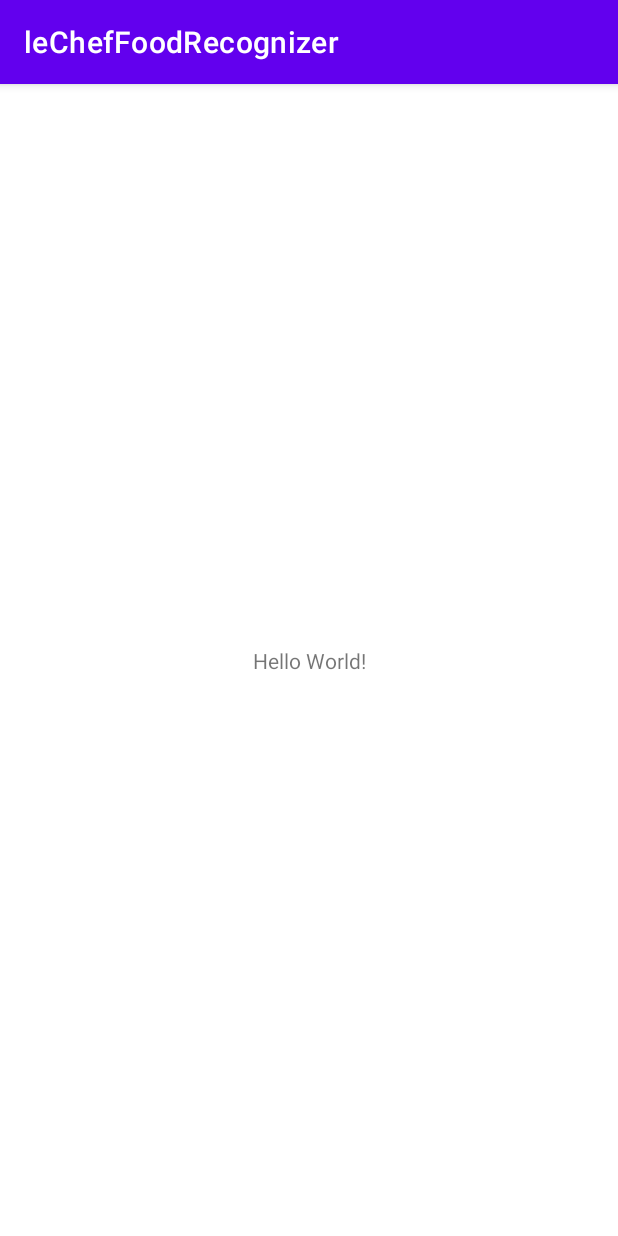
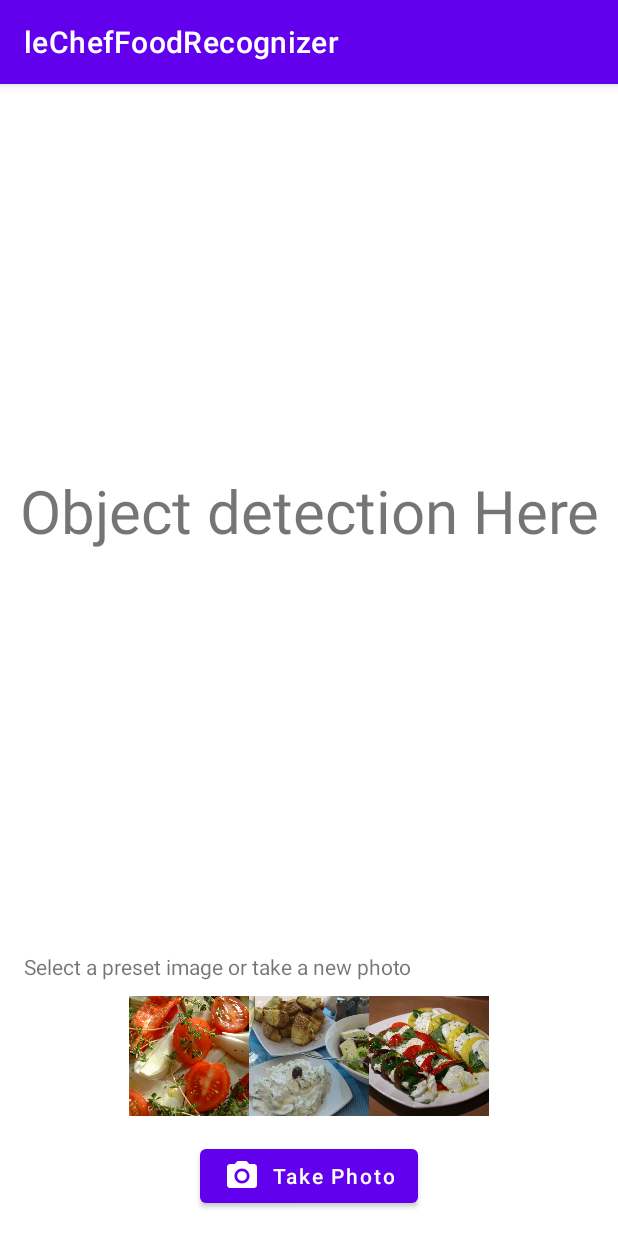
Before and after one commit to zaratr/le_chef, an Android app: the screen it shows after launch (MainActivity), on a phone screen of 412 x 824 dp. Run offline under Robolectric (Android 15) with nearby library versions, the phone set to English and light mode, and no system bars.

Commit message:
init for python and java version

```diff
--- a/java_version/app/build.gradle
+++ b/java_version/app/build.gradle
@@ -36,4 +36,9 @@ dependencies {
     testImplementation 'junit:junit:4.13.2'
     androidTestImplementation 'androidx.test.ext:junit:1.1.5'
     androidTestImplementation 'androidx.test.espresso:espresso-core:3.5.1'
+
+    //implementation 'androidx.exifinterface:exifinterface:1.3.5'
+    //implementation 'org.tensorflow:tensorflow-lite-task-vision:0.3.1'
+    //implementation 'org.tensorflow:tensorflow-lite:2.5.0'
+
 }
--- a/java_version/app/src/main/AndroidManifest.xml
+++ b/java_version/app/src/main/AndroidManifest.xml
@@ -1,6 +1,11 @@
 <?xml version="1.0" encoding="utf-8"?>
 <manifest xmlns:android="http://schemas.android.com/apk/res/android"
     xmlns:tools="http://schemas.android.com/tools">
+    <queries>
+        <intent>
+            <action android:name="android.media.action.IMAGE_CAPTURE"/>
+        </intent>
+    </queries>
 
     <application
         android:allowBackup="true"
@@ -25,6 +30,16 @@
                 android:name="android.app.lib_name"
                 android:value="" />
         </activity>
+
+        <provider
+            android:name="androidx.core.content.FileProvider"
+            android:authorities="com.le_chef.foodrecognizer.fileprovider"
+            android:exported="false"
+            android:grantUriPermissions="true">
+            <meta-data
+                android:name="android.support.FILE_PROVIDER_PATHS"
+                android:resource="@xml/file_paths"/>
+        </provider>
     </application>
 
 </manifest>
--- a/java_version/app/src/main/java/com/le_chef/foodrecognizer/MainActivity.java
+++ b/java_version/app/src/main/java/com/le_chef/foodrecognizer/MainActivity.java
@@ -1,8 +1,8 @@
 package com.le_chef.foodrecognizer;
 
+import android.os.Bundle;
 import androidx.appcompat.app.AppCompatActivity;
 
-import android.os.Bundle;
 
 public class MainActivity extends AppCompatActivity {
 
@@ -10,5 +10,8 @@ public class MainActivity extends AppCompatActivity {
     protected void onCreate(Bundle savedInstanceState) {
         super.onCreate(savedInstanceState);
         setContentView(R.layout.activity_main);
+
     }
+
+
 }
--- /dev/null
+++ b/java_version/app/src/main/res/drawable-v24/ic_camera.xml
@@ -0,0 +1,6 @@
+<vector android:height="24dp" android:tint="#FFFFFF"
+    android:viewportHeight="24.0" android:viewportWidth="24.0"
+    android:width="24dp" xmlns:android="http://schemas.android.com/apk/res/android">
+    <path android:fillColor="#FF000000" android:pathData="M12,12m-3.2,0a3.2,3.2 0,1 1,6.4 0a3.2,3.2 0,1 1,-6.4 0"/>
+    <path android:fillColor="#FF000000" android:pathData="M9,2L7.17,4L4,4c-1.1,0 -2,0.9 -2,2v12c0,1.1 0.9,2 2,2h16c1.1,0 2,-0.9 2,-2L22,6c0,-1.1 -0.9,-2 -2,-2h-3.17L15,2L9,2zM12,17c-2.76,0 -5,-2.24 -5,-5s2.24,-5 5,-5 5,2.24 5,5 -2.24,5 -5,5z"/>
+</vector>
--- a/java_version/app/src/main/res/layout/activity_main.xml
+++ b/java_version/app/src/main/res/layout/activity_main.xml
@@ -1,18 +1,84 @@
 <?xml version="1.0" encoding="utf-8"?>
-<androidx.constraintlayout.widget.ConstraintLayout xmlns:android="http://schemas.android.com/apk/res/android"
-    xmlns:app="http://schemas.android.com/apk/res-auto"
+<RelativeLayout xmlns:android="http://schemas.android.com/apk/res/android"
     xmlns:tools="http://schemas.android.com/tools"
     android:layout_width="match_parent"
     android:layout_height="match_parent"
-    tools:context=".MainActivity">
+    android:orientation="vertical"
+    tools:context="com.le_chef.foodrecognizer.MainActivity">
+
+    <FrameLayout
+        android:layout_width="match_parent"
+        android:layout_height="match_parent"
+        android:layout_above="@+id/tvDescription">
+        <TextView
+            android:id="@+id/tvPlaceholder"
+            android:layout_width="match_parent"
+            android:layout_height="wrap_content"
+            android:layout_gravity="center"
+            android:text="@string/tv_placeholder"
+            android:textAlignment="center"
+            android:textSize="40sp"/>
+        <ImageView
+            android:id="@+id/imageView"
+            android:layout_width="match_parent"
+            android:layout_height="match_parent"
+            android:adjustViewBounds="true"
+            android:contentDescription="@null"
+            android:scaleType="fitCenter"/>
+    </FrameLayout>
 
     <TextView
+        android:id="@+id/tvDescription"
+        android:layout_width="match_parent"
+        android:layout_height="wrap_content"
+        android:layout_above="@+id/llSampleImage"
+        android:layout_marginStart="16dp"
+        android:layout_marginTop="10dp"
+        android:layout_marginBottom="10dp"
+        android:text="@string/tv_description"/>
+
+    <LinearLayout
+        android:id="@+id/llSampleImage"
+        android:layout_width="match_parent"
+        android:layout_height="wrap_content"
+        android:layout_above="@+id/captureImageFab"
+        android:gravity="center_horizontal"
+        android:orientation="horizontal">
+        <ImageView
+            android:id="@+id/imgSampleOne"
+            android:layout_width="80dp"
+            android:layout_height="80dp"
+            android:adjustViewBounds="true"
+            android:contentDescription="@null"
+            android:scaleType="centerCrop"
+            android:src="@drawable/img_meal_one"/>
+        <ImageView
+            android:id="@+id/imgSampleTwo"
+            android:layout_width="80dp"
+            android:layout_height="80dp"
+            android:adjustViewBounds="true"
+            android:contentDescription="@null"
+            android:scaleType="centerCrop"
+            android:src="@drawable/img_meal_two"/>
+        <ImageView
+            android:id="@+id/imgSampleThree"
+            android:layout_width="80dp"
+            android:layout_height="80dp"
+            android:adjustViewBounds="true"
+            android:contentDescription="@null"
+            android:scaleType="centerCrop"
+            android:src="@drawable/img_meal_three"/>
+
+    </LinearLayout>
+    <Button
+        android:id="@+id/captureImageFab"
         android:layout_width="wrap_content"
         android:layout_height="wrap_content"
-        android:text="Hello World!"
-        app:layout_constraintBottom_toBottomOf="parent"
-        app:layout_constraintEnd_toEndOf="parent"
-        app:layout_constraintStart_toStartOf="parent"
-        app:layout_constraintTop_toTopOf="parent" />
-
-</androidx.constraintlayout.widget.ConstraintLayout>
+        android:layout_alignParentBottom="true"
+        android:layout_centerHorizontal="true"
+        android:layout_gravity="center|bottom"
+        android:layout_margin="16dp"
+        android:drawableLeft="@drawable/ic_camera"
+        android:text="@string/tv_take_photo"
+        android:textAllCaps="false"/>
+</RelativeLayout>
--- a/java_version/app/src/main/res/values/strings.xml
+++ b/java_version/app/src/main/res/values/strings.xml
@@ -1,3 +1,6 @@
 <resources>
     <string name="app_name">leChefFoodRecognizer</string>
+    <string name="tv_take_photo">Take Photo</string>
+    <string name="tv_description">Select a preset image or take a new photo</string>
+    <string name="tv_placeholder">Object detection Here</string>
 </resources>
--- /dev/null
+++ b/java_version/app/src/main/res/xml/file_paths.xml
@@ -0,0 +1,4 @@
+<?xml version="1.0" encoding="utf-8" ?>
+<paths xmlns:android="http://schemas.android.com/apk/res/android">
+    <external-files-path name="my_images" path="Pictures"/>
+</paths>
```
Also changed, not shown: java_version/app/src/main/res/drawable/img_meal_one.jpg (added), java_version/app/src/main/res/drawable/img_meal_three.jpg (added), java_version/app/src/main/res/drawable/img_meal_two.jpg (added), 3 other files.
